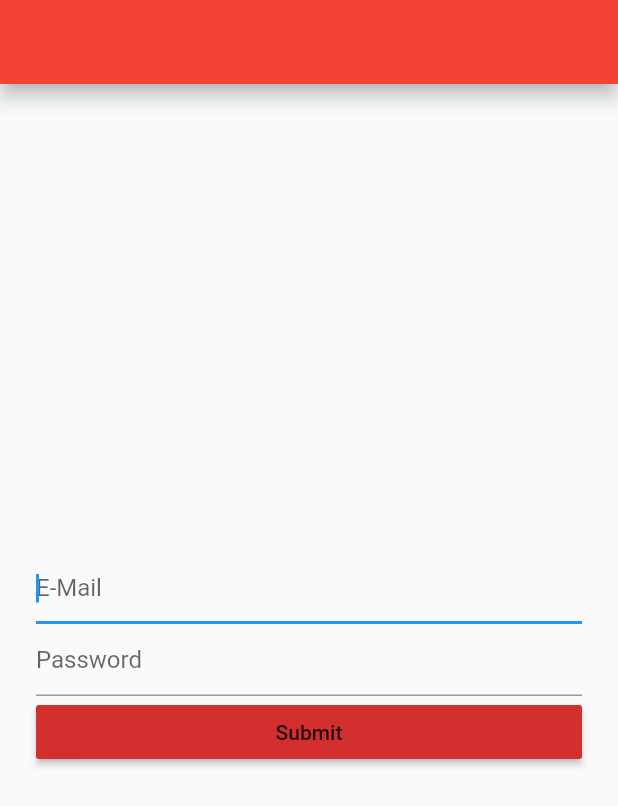
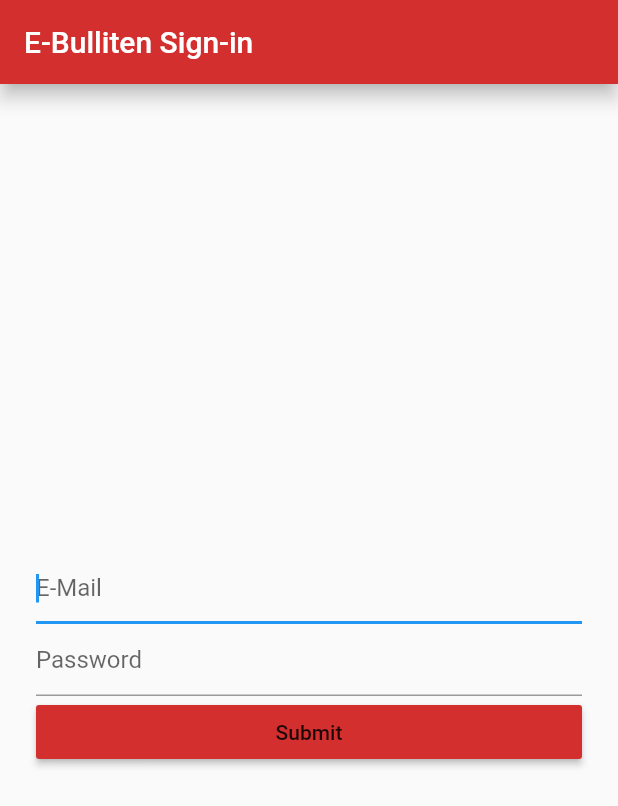
Before and after one commit to franck-noahk/senior-seminar-project, a Flutter app: the screen it shows after launch, on a phone screen of 412 x 824 dp. Shown: the top 806 px of the screen. Run offline on Flutter 3.47's test engine with Material 2 defaults, Android fonts, the light colour scheme and no system bars; our stand-ins replace cloud_firestore, firebase_auth, firebase_core; accounts and stored records are empty.

Commit message:
Added scaffolding around sign-in page.

```diff
--- a/e_bulletin/lib/widgets/pages/SignIn.dart
+++ b/e_bulletin/lib/widgets/pages/SignIn.dart
@@ -15,15 +15,9 @@ class SignIn extends StatelessWidget {
 
     return Scaffold(
       appBar: AppBar(
-          // actions: <Widget>[
-          //   BackButton(
-          //     color: Colors.black,
-          //     onPressed: () {
-          //       Navigator.pop(context);
-          //     },
-          //   )
-          // ],
-          ),
+        title: Text("E-Bulliten Sign-in"),
+        backgroundColor: Colors.red[700],
+      ),
       body: Center(
         child: Form(
           child: Container(
```
